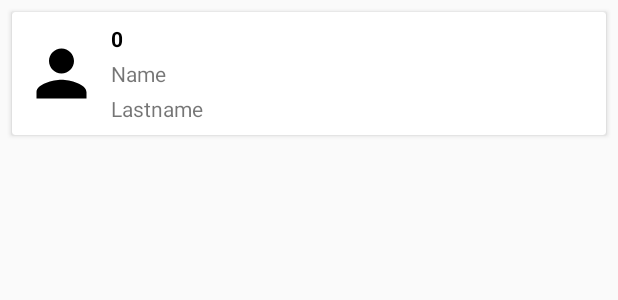
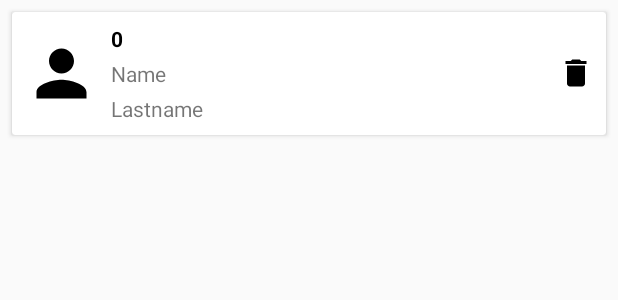
Before and after one commit to Vege19/RoomDataBaseExample, an Android app: the layout item_user.xml on its own in the app's theme, with its tools: preview values and no code run, on a phone screen of 412 x 824 dp. Shown: the top 300 px of the screen. Run offline under Robolectric (Android 15) with nearby library versions, the phone set to English and light mode, and no system bars.

Commit message:
Can delete a item from the db

```diff
--- a/app/src/main/java/com/example/roomdatabaseexample/AddUserActivity.java
+++ b/app/src/main/java/com/example/roomdatabaseexample/AddUserActivity.java
@@ -20,7 +20,6 @@ public class AddUserActivity extends AppCompatActivity {
 
     private EditText name, lastName;
     private Button enter;
-    private AppDatabase db;
 
     @Override
     protected void onCreate(Bundle savedInstanceState) {
@@ -31,9 +30,6 @@ public class AddUserActivity extends AppCompatActivity {
         name = findViewById(R.id.etName);
         lastName = findViewById(R.id.etLastName);
         enter = findViewById(R.id.enterButton);
-
-        //Database
-        db = Room.databaseBuilder(getApplicationContext(), AppDatabase.class, "my_database").allowMainThreadQueries().build();
 
         //enter users in the db
         enter.setOnClickListener(new View.OnClickListener() {
@@ -52,7 +48,7 @@ public class AddUserActivity extends AppCompatActivity {
     private void addUser() {
 
         User user = new User(0, name.getText().toString(), lastName.getText().toString());
-        db.userDao().insertAll(user);
+        MainActivity.db.userDao().insertAll(user);
 
         //clean edit text
         name.setText("");
--- /dev/null
+++ b/app/src/main/res/drawable/ic_delete_24dp.xml
@@ -0,0 +1,9 @@
+<vector xmlns:android="http://schemas.android.com/apk/res/android"
+        android:width="24dp"
+        android:height="24dp"
+        android:viewportWidth="24.0"
+        android:viewportHeight="24.0">
+    <path
+        android:fillColor="#FF000000"
+        android:pathData="M6,19c0,1.1 0.9,2 2,2h8c1.1,0 2,-0.9 2,-2V7H6v12zM19,4h-3.5l-1,-1h-5l-1,1H5v2h14V4z"/>
+</vector>
--- a/app/src/main/res/layout/item_user.xml
+++ b/app/src/main/res/layout/item_user.xml
@@ -1,5 +1,6 @@
 <?xml version="1.0" encoding="utf-8"?>
 <android.support.v7.widget.CardView
+    android:id="@+id/item"
     xmlns:android="http://schemas.android.com/apk/res/android"
     android:layout_width="match_parent"
     android:layout_height="wrap_content"
@@ -16,13 +17,15 @@
         <ImageView
             android:layout_width="50dp"
             android:layout_height="50dp"
-            android:src="@drawable/ic_person_24dp"/>
+            android:src="@drawable/ic_person_24dp"
+            android:layout_weight="0"/>
 
         <LinearLayout
             android:orientation="vertical"
             android:layout_width="match_parent"
             android:layout_height="wrap_content"
-            android:layout_marginLeft="8dp">
+            android:layout_marginLeft="8dp"
+            android:layout_weight="2">
 
             <TextView
                 android:id="@+id/userId"
@@ -48,6 +51,15 @@
 
         </LinearLayout>
 
+        <ImageView
+            android:id="@+id/deleteItem"
+            android:layout_width="wrap_content"
+            android:layout_height="wrap_content"
+            android:src="@drawable/ic_delete_24dp"
+            android:layout_weight="0"
+            android:layout_marginLeft="16dp"
+            android:background="?selectableItemBackground"/>
+
     </LinearLayout>
 
 </android.support.v7.widget.CardView>
```
Also changed, not shown: app/src/main/java/com/example/roomdatabaseexample/Adapters/UserAdapter.java (+19 -3 lines), app/src/main/java/com/example/roomdatabaseexample/MainActivity.java (+11 -5 lines), app/src/main/res/drawable/rounded_background.xml (added, +10 -0 lines), app/src/main/res/layout/dialog_user_longclick.xml (added, +18 -0 lines).
